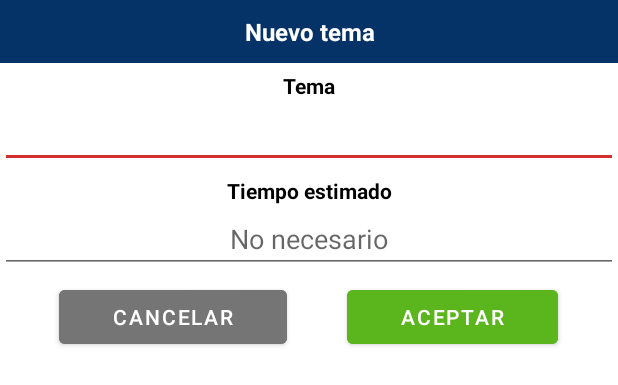
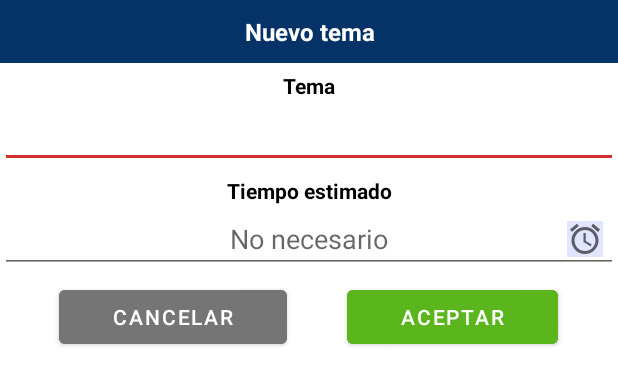
Before and after one commit to SistemasAndroidIVRA/OperacionesIVRAv2, an Android app: the layout minuta_a_reunion_registro_temas.xml on its own in the app's theme, with its tools: preview values and no code run, on a phone screen of 412 x 824 dp. Shown: the top 385 px of the screen. Run offline under Robolectric (Android 15) with nearby library versions, the phone set to English and light mode, and no system bars.

Commit message:
Agregar clock en el modulo de minutas

```diff
--- a/app/src/main/res/layout/minuta_a_reunion_registro_temas.xml
+++ b/app/src/main/res/layout/minuta_a_reunion_registro_temas.xml
@@ -89,15 +89,35 @@
                 android:textColor="@color/secondary_text"
                 android:textStyle="bold" />
 
+            <androidx.constraintlayout.widget.ConstraintLayout
+                android:layout_width="match_parent"
+                android:layout_height="wrap_content">
+
                 <EditText
                     android:id="@+id/txtMinutaRegistroTemaTiempoEst"
                     android:layout_width="match_parent"
                     android:layout_height="wrap_content"
+                    android:editable="false"
                     android:ems="10"
                     android:enabled="true"
                     android:hint="No necesario"
-                android:inputType="textPersonName"
-                android:textAlignment="center" />
+                    android:textAlignment="center"
+                    app:layout_constraintBottom_toBottomOf="parent"
+                    app:layout_constraintEnd_toEndOf="parent"
+                    app:layout_constraintStart_toStartOf="parent"
+                    app:layout_constraintTop_toTopOf="parent" />
+
+                <ImageButton
+                    android:id="@+id/btnMinutaRelojTema"
+                    android:layout_width="wrap_content"
+                    android:layout_height="wrap_content"
+                    android:layout_marginEnd="10dp"
+                    android:background="#1D031CFF"
+                    android:src="@drawable/clock"
+                    app:layout_constraintBottom_toBottomOf="parent"
+                    app:layout_constraintEnd_toEndOf="@+id/txtMinutaRegistroTemaTiempoEst"
+                    app:layout_constraintTop_toTopOf="parent" />
+            </androidx.constraintlayout.widget.ConstraintLayout>
 
         </LinearLayout>
 
```
Also changed, not shown: app/src/main/java/com/example/operacionesivra/Minuta/Vistas/MinutaMenu.java (+12 -11 lines), app/src/main/java/com/example/operacionesivra/Minuta/Vistas/MinutaReunionRegistro.java (+78 -3 lines), app/src/main/res/layout/minuta_a_reunion_registro.xml (+21 -4 lines). Lines whose indentation alone changed are shown as unchanged.
